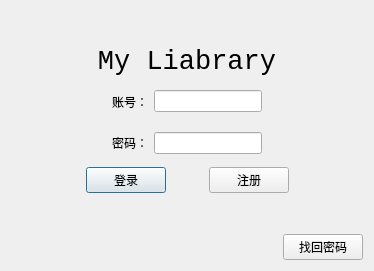
Before: the Qt Designer form login_dialog/CLoginDialog.ui in irisIsLove/Qt-Library-Management-System, drawn with Qt 5.
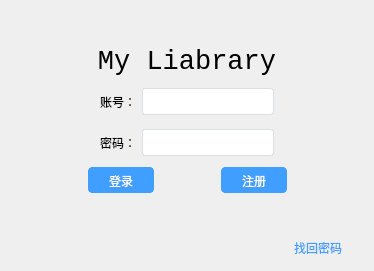
After: the same form once the commit is applied.

What changed in the file:
```diff
--- a/login_dialog/CLoginDialog.ui
+++ b/login_dialog/CLoginDialog.ui
@@ -18,6 +18,71 @@
   <property name="windowTitle">
    <string>Dialog</string>
   </property>
+  <property name="styleSheet">
+   <string notr="true">CLoginDialog {
+    background-color: white;
+}
+
+QPushButton {
+    background-color: #fff;
+    border: 1px solid #dcdfe6;
+    color: #606266;
+    padding: 4px 20px 2px 20px;
+    border-radius: 4px;
+}
+
+QPushButton#btnLogin,
+#btnRegister {
+    color: #fff;
+    background-color: #409eff;
+    border-color: #409eff;
+}
+
+QPushButton#btnLogin:hover,
+#btnRegister:hover {
+    color: #fff;
+    background-color: #66b1ff;
+    border-color: #66b1ff;
+}
+
+QPushButton#btnLogin:pressed,
+#btnRegister:pressed {
+    color: #fff;
+    background-color: #409eff;
+    border-color: #409eff;
+    padding-left: 0;
+    padding-right: 0;
+}
+
+QPushButton#btnFindPassword {
+    border-color: transparent;
+    color: #409eff;
+    background: transparent;
+}
+
+QPushButton#btnFindPassword:hover {
+    color: #66b1ff;
+    border-color: transparent;
+    background-color: transparent;
+}
+
+
+QPushButton#btnFindPassword:pressed {
+    border-color: transparent;
+    color: #409eff;
+    background: transparent;
+}
+
+QLineEdit {
+    background-color: #fff;
+    border-radius: 3px;
+    border: 1px solid #dcdfe6;
+    color: #606266;
+    height: 25px;
+    padding: 0 15px;
+    width: 100%;
+}</string>
+  </property>
   <layout class="QGridLayout" name="gridLayout">
    <item row="4" column="0" colspan="2">
     <layout class="QHBoxLayout" name="horizontalLayout_3">
```
